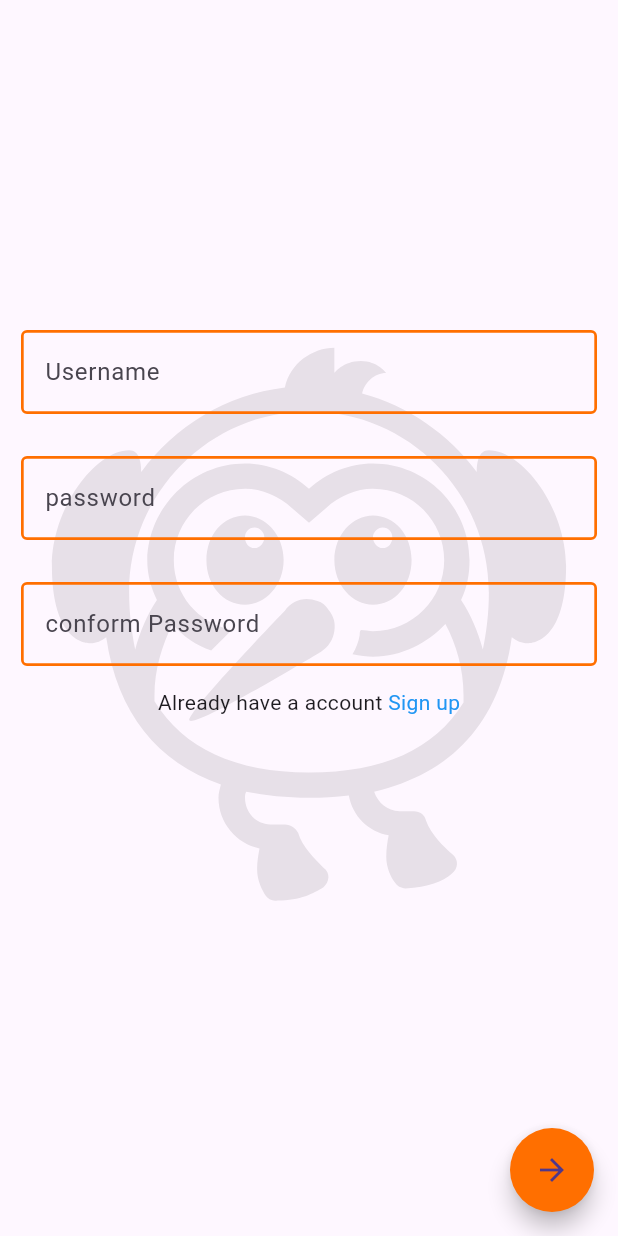
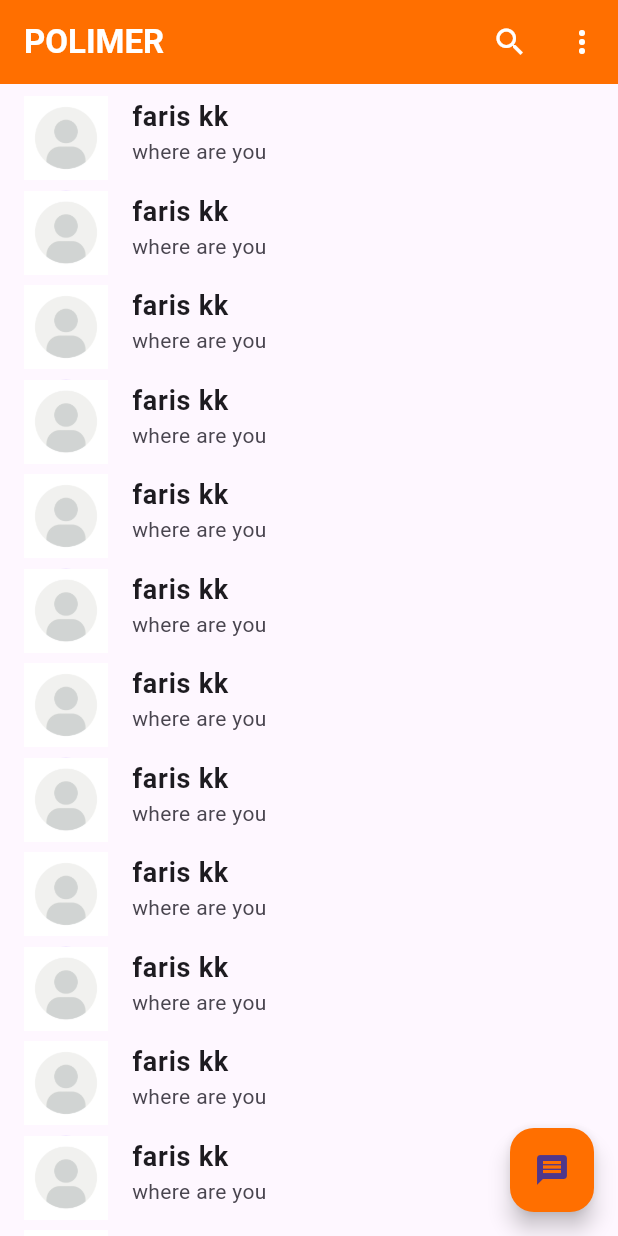
Before and after one commit to fariskk/polimer, a Flutter app: the screen it shows after launch, on a phone screen of 412 x 824 dp. Run offline on Flutter 3.47's test engine with Material 3 defaults, Android fonts, the phone set to English and light mode, and no system bars; our stand-ins replace bloc, cloud_firestore, firebase_auth, firebase_core, image_picker; missing offline and left inert: language_picker; accounts and stored records are empty.

Commit message:
profile section and home page ui completed

```diff
--- /dev/null
+++ b/lib/features/home_page/bloc/homepage_bloc_event.dart
@@ -0,0 +1,4 @@
+part of 'homepage_bloc_bloc.dart';
+
+@immutable
+sealed class HomepageBlocEvent {}
--- /dev/null
+++ b/lib/features/home_page/bloc/homepage_bloc_state.dart
@@ -0,0 +1,6 @@
+part of 'homepage_bloc_bloc.dart';
+
+@immutable
+sealed class HomepageBlocState {}
+
+final class HomepageBlocInitial extends HomepageBlocState {}
--- /dev/null
+++ b/lib/features/home_page/precentation/screens/homeScreen.dart
@@ -0,0 +1,52 @@
+import 'package:cloud_firestore/cloud_firestore.dart';
+import 'package:flutter/material.dart';
+import 'package:polimer/features/home_page/precentation/widgets/homeScreen_widgets.dart';
+
+class HomeScreen extends StatelessWidget {
+  const HomeScreen({super.key});
+
+  @override
+  Widget build(BuildContext context) {
+    return Scaffold(
+      appBar: AppBar(
+        backgroundColor: Color.fromARGB(255, 255, 111, 0),
+        title: Text(
+          "POLIMER",
+          style: TextStyle(color: Colors.white, fontWeight: FontWeight.bold),
+        ),
+        actions: [
+          IconButton(
+              onPressed: () {},
+              icon: Icon(
+                Icons.search,
+                color: Colors.white,
+              )),
+          PopupMenuButton(
+              iconColor: Colors.white,
+              itemBuilder: (context) => [
+                    PopupMenuItem(
+                      child: Text("Account"),
+                    ),
+                    PopupMenuItem(
+                      child: Text("New Chat"),
+                    ),
+                    PopupMenuItem(
+                      child: Text("New Group"),
+                    ),
+                    PopupMenuItem(
+                      child: Text("Logout"),
+                    ),
+                  ])
+        ],
+      ),
+      body: ListView.builder(itemBuilder: (context, index) {
+        return userTile("faris kk", "", "where are you");
+      }),
+      floatingActionButton: FloatingActionButton(
+        onPressed: () {},
+        backgroundColor: Color.fromARGB(255, 255, 111, 0),
+        child: Icon(Icons.message),
+      ),
+    );
+  }
+}
--- /dev/null
+++ b/lib/features/home_page/precentation/widgets/homeScreen_widgets.dart
@@ -0,0 +1,16 @@
+import 'package:flutter/material.dart';
+
+Widget userTile(String name, String image, String lastMessage) {
+  return ListTile(
+    isThreeLine: true,
+    title: Text(
+      name,
+      style: TextStyle(fontWeight: FontWeight.bold, fontSize: 18),
+    ),
+    subtitle: Text(lastMessage),
+    leading: CircleAvatar(
+      radius: 28,
+      child: Image.asset("assets/images/tempprofile.webp"),
+    ),
+  );
+}
--- /dev/null
+++ b/lib/features/profilepicture_selection/bloc/profilepicture_bloc_event.dart
@@ -0,0 +1,4 @@
+part of 'profilepicture_bloc_bloc.dart';
+
+@immutable
+sealed class ProfilepictureBlocEvent {}
--- /dev/null
+++ b/lib/features/profilepicture_selection/bloc/profilepicture_bloc_state.dart
@@ -0,0 +1,6 @@
+part of 'profilepicture_bloc_bloc.dart';
+
+@immutable
+sealed class ProfilepictureBlocState {}
+
+final class ProfilepictureBlocInitial extends ProfilepictureBlocState {}
--- a/lib/main.dart
+++ b/lib/main.dart
@@ -1,5 +1,6 @@
 import 'package:firebase_core/firebase_core.dart';
 import 'package:flutter/material.dart';
+import 'package:polimer/features/home_page/precentation/screens/homeScreen.dart';
 import 'package:polimer/features/language_selection/precentation/screens/language_selection_screen.dart';
 import 'package:polimer/features/signup/precentation/screens/signup_screen.dart';
 import 'package:polimer/features/spalsh_screeen/precentation/screens/splash_screen.dart';
@@ -20,7 +21,7 @@ class MyApp extends StatelessWidget {
   Widget build(BuildContext context) {
     return MaterialApp(
       debugShowCheckedModeBanner: false,
-      home: SignupScreen(),
+      home: HomeScreen(),
     );
   }
 }
--- a/pubspec.yaml
+++ b/pubspec.yaml
@@ -41,6 +41,7 @@ dependencies:
   cloud_firestore: ^4.13.2
   bloc: ^8.1.2
   language_picker: ^0.4.3
+  image_picker: ^1.0.4
 
 dev_dependencies:
   flutter_test:
@@ -65,8 +66,8 @@ flutter:
   uses-material-design: true
 
   # To add assets to your application, add an assets section, like this:
-  # assets:
-  #   - images/a_dot_burr.jpeg
+  assets:
+    - assets/images/
   #   - images/a_dot_ham.jpeg
 
   # An image asset can refer to one or more resolution-specific "variants", see
```
Also changed, not shown: lib/features/home_page/bloc/homepage_bloc_bloc.dart (added, +13 -0 lines), lib/features/profilepicture_selection/bloc/profilepicture_bloc_bloc.dart (added, +13 -0 lines), lib/features/profilepicture_selection/precentation/screens/profilepicture_selection.dart (added, +55 -0 lines), lib/features/profilepicture_selection/precentation/widgets/profilepicture_selection_widgets.dart (added, +10 -0 lines), lib/features/signup/precentation/screens/signup_screen.dart (+7 -1 lines), assets/images/tempprofile.webp (added), pubspec.lock, 5 other files.
